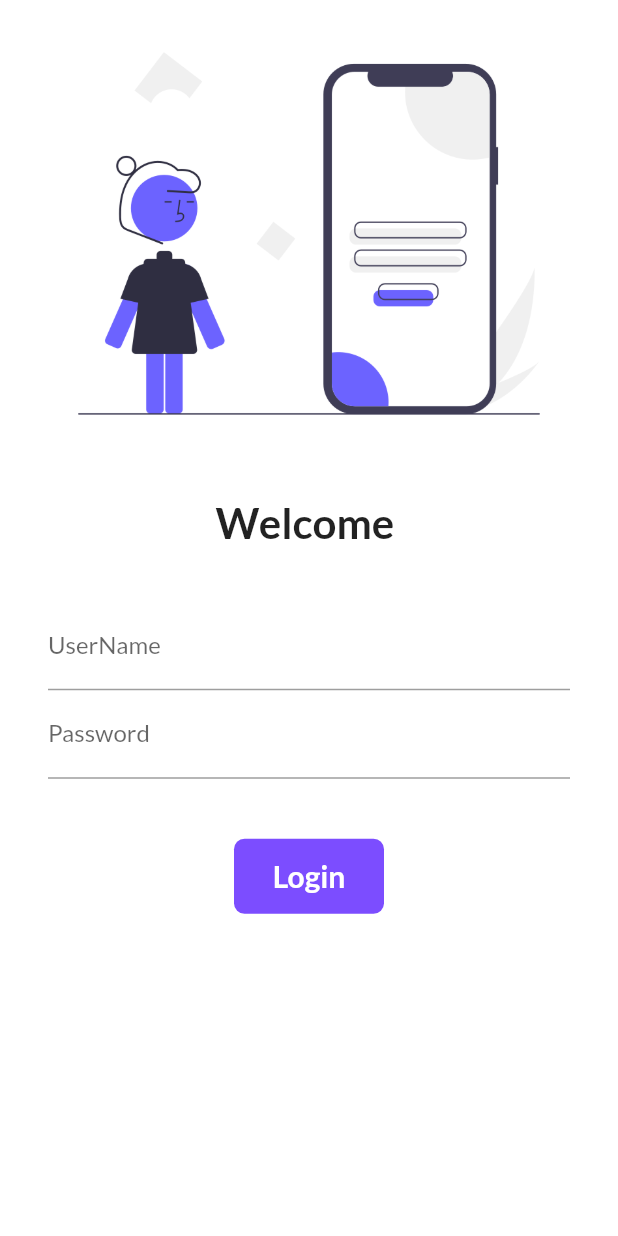
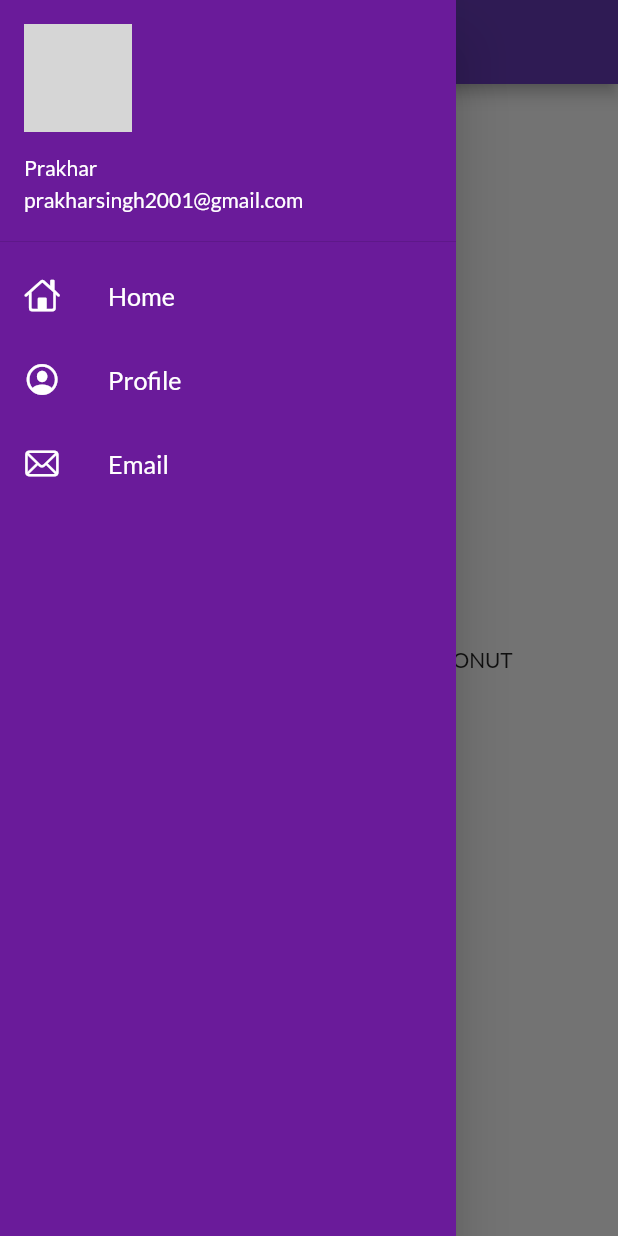
Before and after one commit to PrakharSinghG/Flutter1st, a Flutter app: the screen it shows after launch, with the side drawer open (before the commit the screen has no drawer), on a phone screen of 412 x 824 dp. Run offline on Flutter 3.47's test engine with Material 2 defaults, Android fonts, the phone set to English and light mode, and no system bars; our stand-ins replace google_fonts; network calls fail; grey boxes are pictures that could not be loaded.

Commit message:
Day 9 Completed

```diff
--- a/lib/main.dart
+++ b/lib/main.dart
@@ -22,7 +22,8 @@ class MyApp extends StatelessWidget {
       darkTheme: ThemeData(
         brightness: Brightness.dark,
       ),
-      initialRoute: "/",
+      debugShowCheckedModeBanner: false,
+      initialRoute: MyRoutes.homeRoute,
       routes: {
         "/": (context) => LoginPage(),
         MyRoutes.homeRoute: (context) => HomePage(),
--- a/lib/pages/home_page.dart
+++ b/lib/pages/home_page.dart
@@ -1,4 +1,6 @@
 import 'package:flutter/material.dart';
+
+import '../widgets/drawer.dart';
 
 class HomePage extends StatelessWidget {
   const HomePage({Key? key}) : super(key: key);
@@ -16,7 +18,7 @@ class HomePage extends StatelessWidget {
           child: Text("Welcome to $days days of flutter by $name"),
         ),
       ),
-      drawer: Drawer(),
+      drawer: Mydrawer(),
     );
   }
 }
--- /dev/null
+++ b/lib/widgets/drawer.dart
@@ -0,0 +1,70 @@
+// ignore_for_file: prefer_const_constructors
+
+import 'package:flutter/cupertino.dart';
+import 'package:flutter/material.dart';
+
+class Mydrawer extends StatelessWidget {
+  const Mydrawer({Key? key}) : super(key: key);
+
+  @override
+  Widget build(BuildContext context) {
+    const imageURL =
+        "https://socialsfrag.com/wp-content/uploads/2022/04/Why-Gojo-Satoru-Covers-His-Eyes-And-Can-He-See-Through-His-Blindfold_-758x426.jpg";
+    return Drawer(
+      child: Container(
+        color: Colors.purple[800],
+        child: ListView(
+          padding: EdgeInsets.zero,
+          // ignore: prefer_const_literals_to_create_immutables
+          children: [
+            DrawerHeader(
+              padding: EdgeInsets.zero,
+              child: UserAccountsDrawerHeader(
+                margin: EdgeInsets.zero,
+                decoration: BoxDecoration(color: Colors.purple[800]),
+                accountName: Text("Prakhar"),
+                accountEmail: Text("prakharsingh2001@gmail.com"),
+                currentAccountPicture: CircleAvatar(
+                  backgroundImage: NetworkImage(imageURL),
+                ),
+              ),
+            ),
+            ListTile(
+              leading: Icon(
+                CupertinoIcons.home,
+                color: Colors.white,
+              ),
+              title: Text(
+                "Home",
+                textScaleFactor: 1.2,
+                style: TextStyle(color: Colors.white),
+              ),
+            ),
+            ListTile(
+              leading: Icon(
+                CupertinoIcons.profile_circled,
+                color: Colors.white,
+              ),
+              title: Text(
+                "Profile",
+                textScaleFactor: 1.2,
+                style: TextStyle(color: Colors.white),
+              ),
+            ),
+            ListTile(
+              leading: Icon(
+                CupertinoIcons.mail,
+                color: Colors.white,
+              ),
+              title: Text(
+                "Email",
+                textScaleFactor: 1.2,
+                style: TextStyle(color: Colors.white),
+              ),
+            ),
+          ],
+        ),
+      ),
+    );
+  }
+}
```
